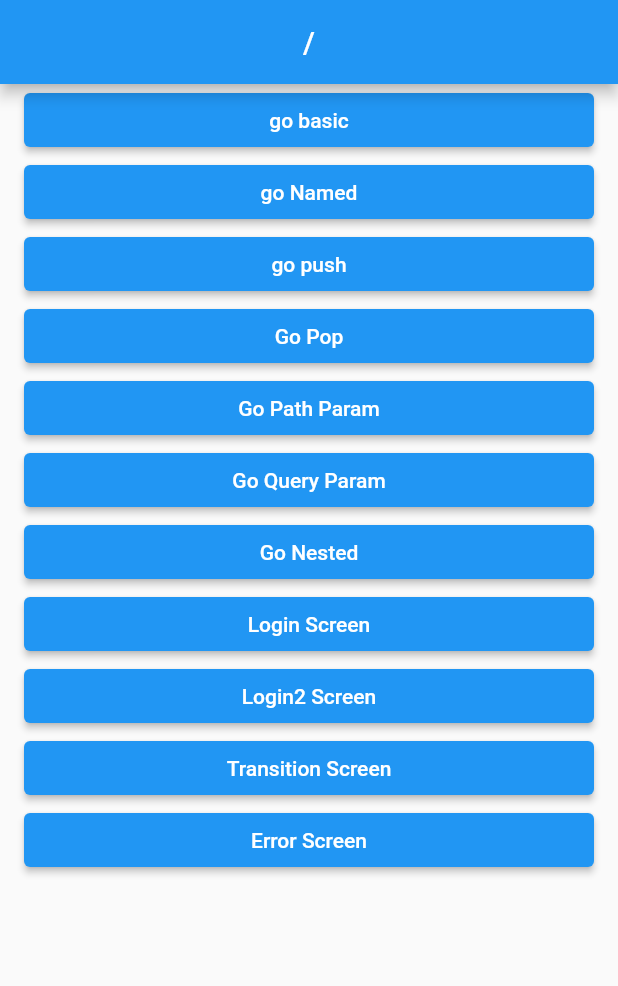
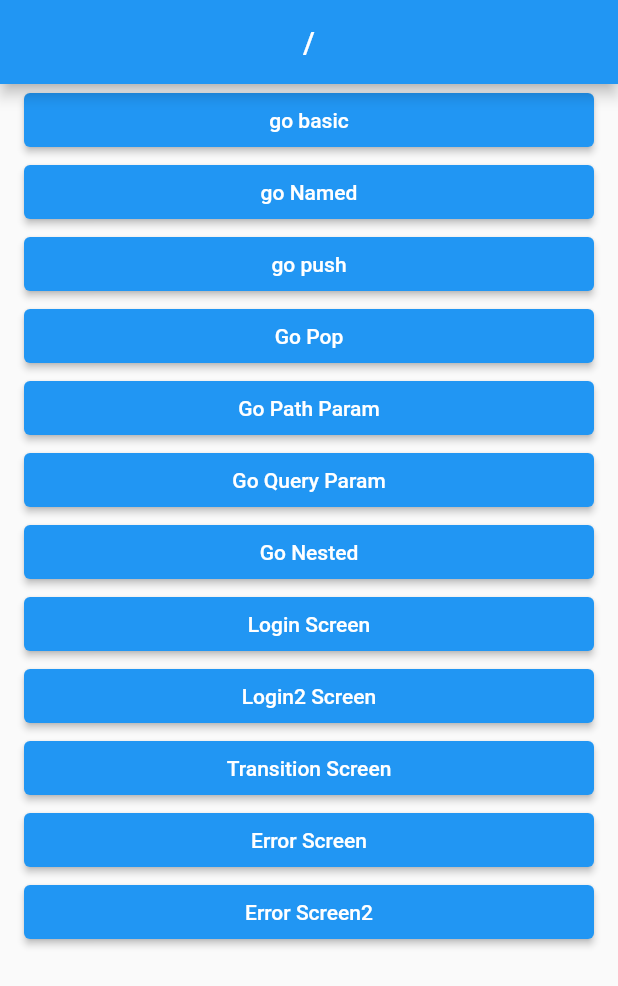
Before and after one commit to labyrinth30/flutter-go-router, a Flutter app: the screen it shows after launch, on a phone screen of 412 x 824 dp. Shown: the top 986 px of the screen. Run offline on Flutter 3.47's test engine with Material 2 defaults, Android fonts, the phone set to English and light mode, and no system bars; our stand-ins replace go_router.

Commit message:
주석 추가

```diff
--- a/lib/screens/11_error_screen.dart
+++ b/lib/screens/11_error_screen.dart
@@ -17,7 +17,7 @@ class ErrorScreen extends StatelessWidget {
       ),
       body: ListView(
         children: [
-          Text('Error: $error'),
+          Text('에러는? $error'),
           CustomButton(
             text: '홈으로 이동하기',
             onPressed: () => context.go('/'),
--- a/lib/screens/4_pop_base_screen.dart
+++ b/lib/screens/4_pop_base_screen.dart
@@ -14,6 +14,8 @@ class PopBaseScreen extends StatelessWidget {
           CustomButton(
             text: 'Push Pop Return Screen',
             onPressed: () async {
+              // async await를 선언한 이유
+              // 이동한 스크린에서 미래에 받을 값을 비동기로 기다려야하기 때문
               final result = await context.push(
                 '/pop/return',
               );
--- a/lib/screens/9_login_screen.dart
+++ b/lib/screens/9_login_screen.dart
@@ -37,6 +37,7 @@ class _LoginScreenState extends State<LoginScreen> {
             },
           ),
         ],
-    ));
+      ),
+    );
   }
 }
--- a/lib/screens/root_screen.dart
+++ b/lib/screens/root_screen.dart
@@ -65,6 +65,10 @@ class RootScreen extends StatelessWidget {
             text: 'Error Screen',
             onPressed: () => context.go('/error'),
           ),
+          CustomButton(
+            text: 'Error Screen2',
+            onPressed: () => context.go('/error2'),
+          ),
         ],
       ),
     );
```
Lines whose indentation alone changed are shown as unchanged.
